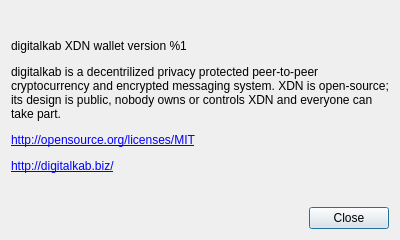
Above: src/gui/ui/aboutdialog.ui from Mythicaler/digitalkabwallet before the change. Below: the same form after it.
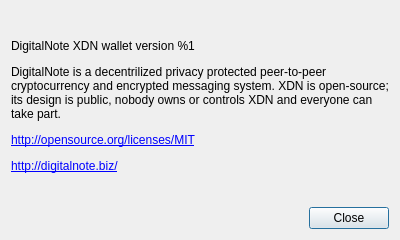
That is the form after the change.

```diff
--- a/src/gui/ui/aboutdialog.ui
+++ b/src/gui/ui/aboutdialog.ui
@@ -41,7 +41,7 @@
       </sizepolicy>
      </property>
      <property name="text">
-      <string>&lt;html&gt;&lt;head/&gt;&lt;body&gt;&lt;p&gt;digitalkab XDN wallet version %1&lt;/p&gt;&lt;p&gt;digitalkab is a decentrilized privacy protected peer-to-peer cryptocurrency and encrypted messaging system. XDN is open-source; its design is public, nobody owns or controls XDN and everyone can take part.&lt;/p&gt;&lt;p&gt;&lt;a href=&quot;http://opensource.org/licenses/MIT&quot;&gt;&lt;span style=&quot; text-decoration: underline; color:#0000ff;&quot;&gt;http://opensource.org/licenses/MIT&lt;/span&gt;&lt;/a&gt;&lt;/p&gt;&lt;p&gt;&lt;a href=&quot;http://digitalkab.biz/&quot;&gt;&lt;span style=&quot; text-decoration: underline; color:#0000ff;&quot;&gt;http://digitalkab.biz/&lt;/span&gt;&lt;/a&gt;&lt;/p&gt;&lt;/body&gt;&lt;/html&gt;</string>
+      <string>&lt;html&gt;&lt;head/&gt;&lt;body&gt;&lt;p&gt;DigitalNote XDN wallet version %1&lt;/p&gt;&lt;p&gt;DigitalNote is a decentrilized privacy protected peer-to-peer cryptocurrency and encrypted messaging system. XDN is open-source; its design is public, nobody owns or controls XDN and everyone can take part.&lt;/p&gt;&lt;p&gt;&lt;a href=&quot;http://opensource.org/licenses/MIT&quot;&gt;&lt;span style=&quot; text-decoration: underline; color:#0000ff;&quot;&gt;http://opensource.org/licenses/MIT&lt;/span&gt;&lt;/a&gt;&lt;/p&gt;&lt;p&gt;&lt;a href=&quot;http://digitalnote.biz/&quot;&gt;&lt;span style=&quot; text-decoration: underline; color:#0000ff;&quot;&gt;http://digitalnote.biz/&lt;/span&gt;&lt;/a&gt;&lt;/p&gt;&lt;/body&gt;&lt;/html&gt;</string>
      </property>
      <property name="textFormat">
       <enum>Qt::RichText</enum>
```
